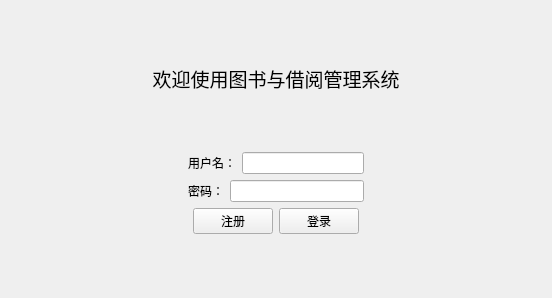
The window that loginview.ui (ay212/BookBorrowSystem) describes before a commit, drawn with Qt 5.
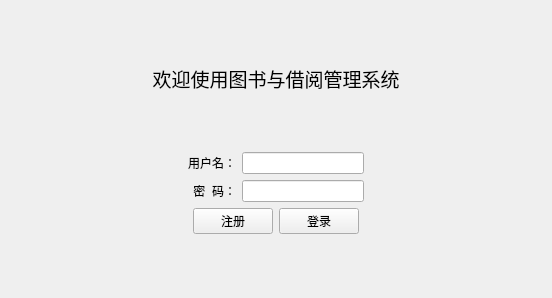
The same window after the commit.

The edit to the form file:
```diff
--- a/loginview.ui
+++ b/loginview.ui
@@ -13,8 +13,8 @@
   <property name="windowTitle">
    <string>登录</string>
   </property>
-  <layout class="QGridLayout" name="gridLayout">
-   <item row="0" column="0">
+  <layout class="QVBoxLayout" name="verticalLayout_3">
+   <item>
     <spacer name="verticalSpacer_2">
      <property name="orientation">
       <enum>Qt::Orientation::Vertical</enum>
@@ -27,7 +27,7 @@
      </property>
     </spacer>
    </item>
-   <item row="1" column="0">
+   <item>
     <widget class="QLabel" name="label">
      <property name="font">
       <font>
@@ -42,7 +42,7 @@
      </property>
     </widget>
    </item>
-   <item row="2" column="0">
+   <item>
     <spacer name="verticalSpacer">
      <property name="orientation">
       <enum>Qt::Orientation::Vertical</enum>
@@ -55,10 +55,8 @@
      </property>
     </spacer>
    </item>
-   <item row="3" column="0">
-    <layout class="QVBoxLayout" name="verticalLayout_2">
      <item>
-      <layout class="QHBoxLayout" name="horizontalLayout_4">
+    <layout class="QHBoxLayout" name="horizontalLayout_2">
        <item>
         <spacer name="horizontalSpacer">
          <property name="orientation">
@@ -73,32 +71,38 @@
         </spacer>
        </item>
        <item>
-        <layout class="QVBoxLayout" name="verticalLayout">
-         <item>
           <layout class="QHBoxLayout" name="horizontalLayout">
            <item>
+        <layout class="QVBoxLayout" name="verticalLayout_2">
+         <item>
             <widget class="QLabel" name="label_2">
              <property name="text">
               <string>用户名：</string>
              </property>
-            </widget>
-           </item>
-           <item>
-            <widget class="QLineEdit" name="inputUserName"/>
-           </item>
-          </layout>
-         </item>
-         <item>
-          <layout class="QHBoxLayout" name="horizontalLayout_2">
+           <property name="alignment">
+            <set>Qt::AlignmentFlag::AlignRight|Qt::AlignmentFlag::AlignTrailing|Qt::AlignmentFlag::AlignVCenter</set>
+           </property>
+          </widget>
+         </item>
            <item>
             <widget class="QLabel" name="label_3">
              <property name="text">
-              <string>密码：</string>
+            <string>密  码：</string>
+           </property>
+           <property name="alignment">
+            <set>Qt::AlignmentFlag::AlignRight|Qt::AlignmentFlag::AlignTrailing|Qt::AlignmentFlag::AlignVCenter</set>
              </property>
             </widget>
            </item>
+        </layout>
+       </item>
            <item>
-            <widget class="QLineEdit" name="inputUserPassword">
+        <layout class="QVBoxLayout" name="verticalLayout">
+         <item>
+          <widget class="QLineEdit" name="leUsername"/>
+         </item>
+         <item>
+          <widget class="QLineEdit" name="lePassword">
              <property name="echoMode">
               <enum>QLineEdit::EchoMode::Password</enum>
              </property>
@@ -139,14 +143,14 @@
         </spacer>
        </item>
        <item>
-        <widget class="QPushButton" name="btSignUp">
+      <widget class="QPushButton" name="btnRegister">
          <property name="text">
           <string>注册</string>
          </property>
         </widget>
        </item>
        <item>
-        <widget class="QPushButton" name="btSignin">
+      <widget class="QPushButton" name="btnLogin">
          <property name="text">
           <string>登录</string>
          </property>
@@ -167,9 +171,7 @@
        </item>
       </layout>
      </item>
-    </layout>
-   </item>
-   <item row="4" column="0">
+   <item>
     <spacer name="verticalSpacer_3">
      <property name="orientation">
       <enum>Qt::Orientation::Vertical</enum>
```
Lines whose indentation alone changed are shown as unchanged.
